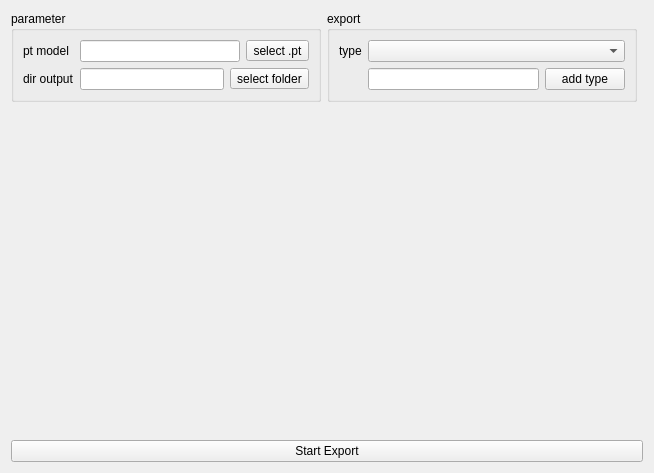
This is src/WidgetExport/widgetexport.ui in MRsoymilk/MyYolo as Qt 5 draws it before an edit. The edited form follows.
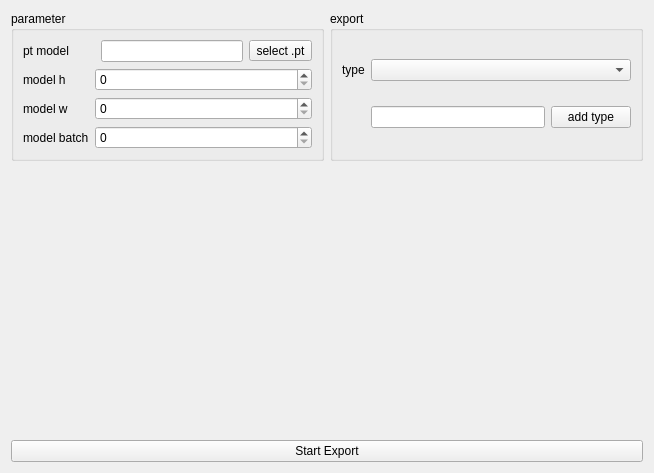
This is the edited form.

```diff
--- a/src/WidgetExport/widgetexport.ui
+++ b/src/WidgetExport/widgetexport.ui
@@ -13,7 +13,75 @@
   <property name="windowTitle">
    <string>Form</string>
   </property>
-  <layout class="QGridLayout" name="gridLayout_2">
+  <layout class="QGridLayout" name="gridLayout_3">
+   <item row="0" column="0">
+    <widget class="QGroupBox" name="gBoxParameter">
+     <property name="title">
+      <string>parameter</string>
+     </property>
+     <layout class="QGridLayout" name="gridLayout_2" columnstretch="0,0,0">
+      <item row="0" column="2">
+       <layout class="QHBoxLayout" name="hLayPtModel">
+        <item>
+         <widget class="QLineEdit" name="lEditPtModel"/>
+        </item>
+        <item>
+         <widget class="QToolButton" name="tBtnPtModel">
+          <property name="text">
+           <string>select .pt</string>
+          </property>
+         </widget>
+        </item>
+       </layout>
+      </item>
+      <item row="2" column="1" colspan="2">
+       <widget class="QSpinBox" name="sBoxModelW">
+        <property name="maximum">
+         <number>999</number>
+        </property>
+       </widget>
+      </item>
+      <item row="0" column="0">
+       <widget class="QLabel" name="labelPtModel">
+        <property name="text">
+         <string>pt model</string>
+        </property>
+       </widget>
+      </item>
+      <item row="3" column="0">
+       <widget class="QLabel" name="labelModelBatch">
+        <property name="text">
+         <string>model batch</string>
+        </property>
+       </widget>
+      </item>
+      <item row="1" column="1" colspan="2">
+       <widget class="QSpinBox" name="sBoxModelH">
+        <property name="maximum">
+         <number>999</number>
+        </property>
+       </widget>
+      </item>
+      <item row="3" column="1" colspan="2">
+       <widget class="QSpinBox" name="sBoxModelBatch"/>
+      </item>
+      <item row="1" column="0">
+       <widget class="QLabel" name="labelModelH">
+        <property name="text">
+         <string>model h</string>
+        </property>
+       </widget>
+      </item>
+      <item row="2" column="0">
+       <widget class="QLabel" name="labelModelW">
+        <property name="text">
+         <string>model w</string>
+        </property>
+       </widget>
+      </item>
+     </layout>
+    </widget>
+   </item>
    <item row="0" column="1">
     <widget class="QGroupBox" name="gBoxExport">
      <property name="title">
@@ -47,77 +115,26 @@
      </layout>
     </widget>
    </item>
-   <item row="0" column="0">
-    <widget class="QGroupBox" name="gBoxParameter">
-     <property name="title">
-      <string>parameter</string>
-     </property>
-     <layout class="QFormLayout" name="formLayout">
-      <item row="0" column="0">
-       <widget class="QLabel" name="labelPtModel">
-        <property name="text">
-         <string>pt model</string>
-        </property>
-       </widget>
-      </item>
-      <item row="0" column="1">
-       <layout class="QHBoxLayout" name="hLayPtModel">
-        <item>
-         <widget class="QLineEdit" name="lEditPtModel"/>
-        </item>
-        <item>
-         <widget class="QToolButton" name="tBtnPtModel">
-          <property name="text">
-           <string>select .pt</string>
-          </property>
-         </widget>
-        </item>
-       </layout>
-      </item>
-      <item row="1" column="0">
-       <widget class="QLabel" name="labelDirOutput">
-        <property name="text">
-         <string>dir output</string>
-        </property>
-       </widget>
-      </item>
-      <item row="1" column="1">
-       <layout class="QHBoxLayout" name="hLayDirOutput">
-        <item>
-         <widget class="QLineEdit" name="lEditDirOutput"/>
-        </item>
-        <item>
-         <widget class="QToolButton" name="tBtnDirOutput">
-          <property name="text">
-           <string>select folder</string>
-          </property>
-         </widget>
-        </item>
-       </layout>
-      </item>
-     </layout>
-    </widget>
-   </item>
-   <item row="3" column="0" colspan="3">
-    <widget class="QPushButton" name="btnStartExport">
-     <property name="text">
-      <string>Start Export</string>
-     </property>
-    </widget>
-   </item>
-   <item row="2" column="0" colspan="2">
+   <item row="1" column="0" colspan="2">
     <spacer name="verticalSpacer">
      <property name="orientation">
       <enum>Qt::Orientation::Vertical</enum>
      </property>
      <property name="sizeHint" stdset="0">
       <size>
-       <width>20</width>
-       <height>40</height>
+       <width>528</width>
+       <height>236</height>
       </size>
      </property>
     </spacer>
    </item>
+   <item row="2" column="0" colspan="2">
+    <widget class="QPushButton" name="btnStartExport">
+     <property name="text">
+      <string>Start Export</string>
+     </property>
+    </widget>
+   </item>
   </layout>
  </widget>
  <resources/>
```
Left out of the diff: 11 changed lines with no effect on the pictures.
